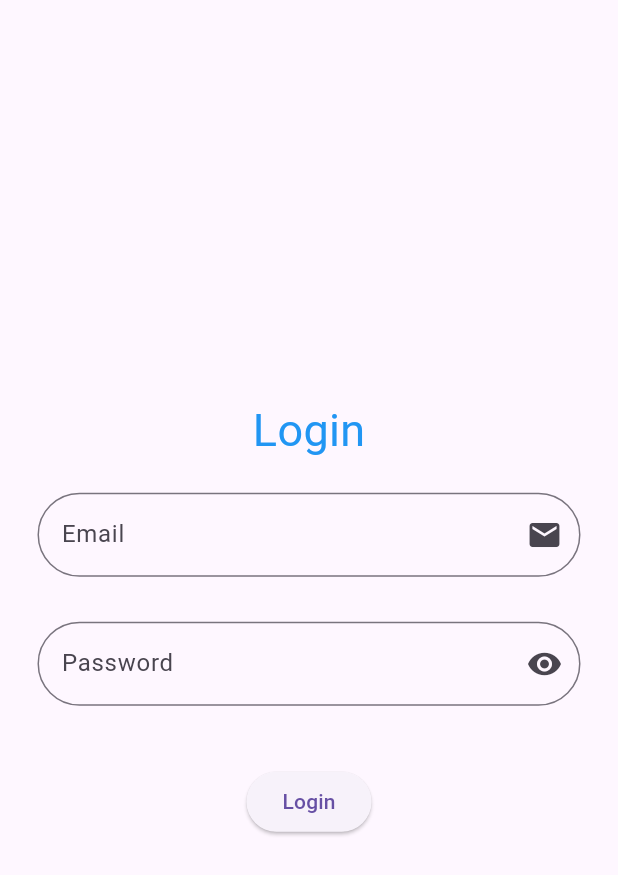
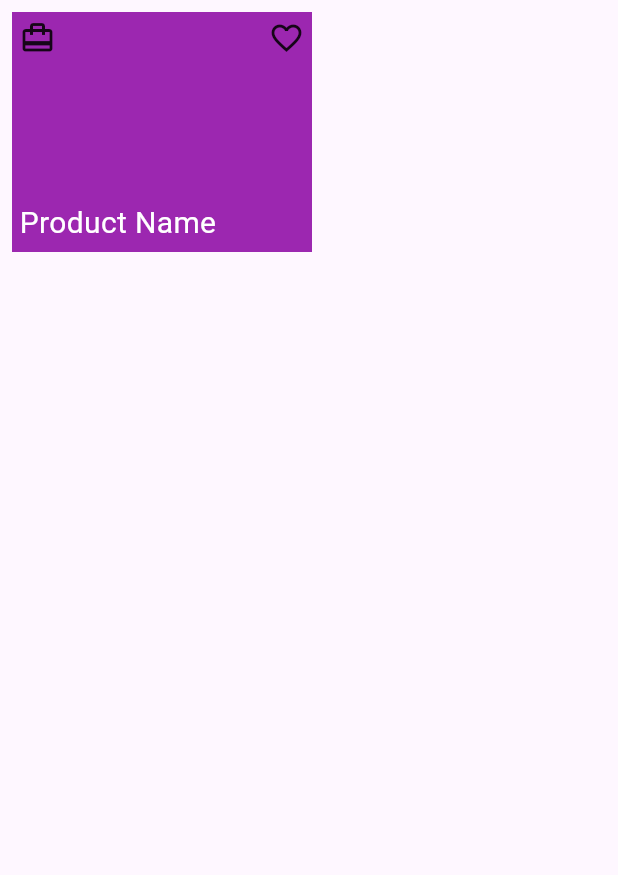
Before and after one commit to Saadhussain541/training, a Flutter app: the screen it shows after launch, on a phone screen of 412 x 824 dp. Shown: the top 875 px of the screen. Run offline on Flutter 3.47's test engine with Material 3 defaults, Android fonts, the phone set to English and light mode, and no system bars; our stand-ins replace animated_text_kit, google_fonts, google_nav_bar.

Commit message:
class 11

```diff
--- /dev/null
+++ b/lib/class11/stack_screen.dart
@@ -0,0 +1,44 @@
+import 'package:flutter/material.dart';
+class StackScreen extends StatefulWidget {
+  const StackScreen({super.key});
+
+  @override
+  State<StackScreen> createState() => _StackScreenState();
+}
+
+class _StackScreenState extends State<StackScreen> {
+  @override
+  Widget build(BuildContext context) {
+    return Scaffold(
+      body: Padding(
+        padding: const EdgeInsets.all(8.0),
+        child: Column(
+          crossAxisAlignment: CrossAxisAlignment.start,
+          children: [
+            Stack(
+              children: [
+                Container(
+                  width: 200,
+                  height: 160,
+                  color: Colors.purple,
+                ),
+                Positioned(
+                  top: 5,
+                  left: 5,
+                  child: Icon(Icons.card_travel),),
+                Positioned(
+                  right: 5,
+                  top: 5,
+                  child: Icon(Icons.favorite_outline),),
+                Positioned(
+                    bottom: 5,
+                    left: 5,
+                    child: Text('Product Name',style: TextStyle(color: Colors.white,fontSize: 20),))
+              ],
+            )
+          ],
+        ),
+      ),
+    );
+  }
+}
--- a/lib/main.dart
+++ b/lib/main.dart
@@ -10,6 +10,8 @@ import 'package:training_class/revisions/revision_screen.dart';
 
 import 'auth_screen.dart';
 import 'class10/bottom_main_screen.dart';
+import 'class11/grid_screen.dart';
+import 'class11/stack_screen.dart';
 import 'class5/home_redirect.dart';
 import 'class6/example2.dart';
 import 'class6/example3.dart';
@@ -37,7 +39,7 @@ class NaziaApp extends StatelessWidget {
       // },
       // initialRoute: '/splash',
 
-      home: RevisionLoginScreen(),
+      home: StackScreen(),
       // initial Screen
     );
   }
--- a/lib/revisions/revision_screen.dart
+++ b/lib/revisions/revision_screen.dart
@@ -16,7 +16,6 @@ class _RevisionSplashScreenState extends State<RevisionSplashScreen> {
   @override
   void initState() {
     // TODO: implement initState
-
     Timer.periodic(Duration(seconds: 5),(val)=>Navigator.pushReplacement(context, MaterialPageRoute(builder: (context)=>RevisionOnboardScreen()))) ;
     super.initState();
   }
```
Also changed, not shown: lib/class11/grid_screen.dart (added, +118 -0 lines).
